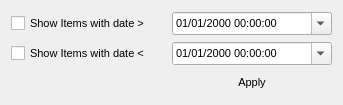
Old version of the form changeddatefilter.ui in the repository pjrinaldi/wombatforensics.
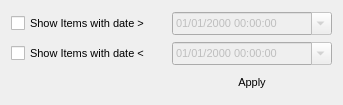
New version of the form.

The edit to the form file:
```diff
--- a/changeddatefilter.ui
+++ b/changeddatefilter.ui
@@ -37,6 +37,9 @@
    </item>
    <item row="2" column="1">
     <widget class="QDateTimeEdit" name="lessdateTimeEdit">
+     <property name="enabled">
+      <bool>false</bool>
+     </property>
      <property name="displayFormat">
       <string>MM/dd/yyyy HH:mm:ss</string>
      </property>
@@ -50,6 +53,9 @@
    </item>
    <item row="0" column="1">
     <widget class="QDateTimeEdit" name="moredateTimeEdit">
+     <property name="enabled">
+      <bool>false</bool>
+     </property>
      <property name="displayFormat">
       <string>MM/dd/yyyy HH:mm:ss</string>
      </property>
```
